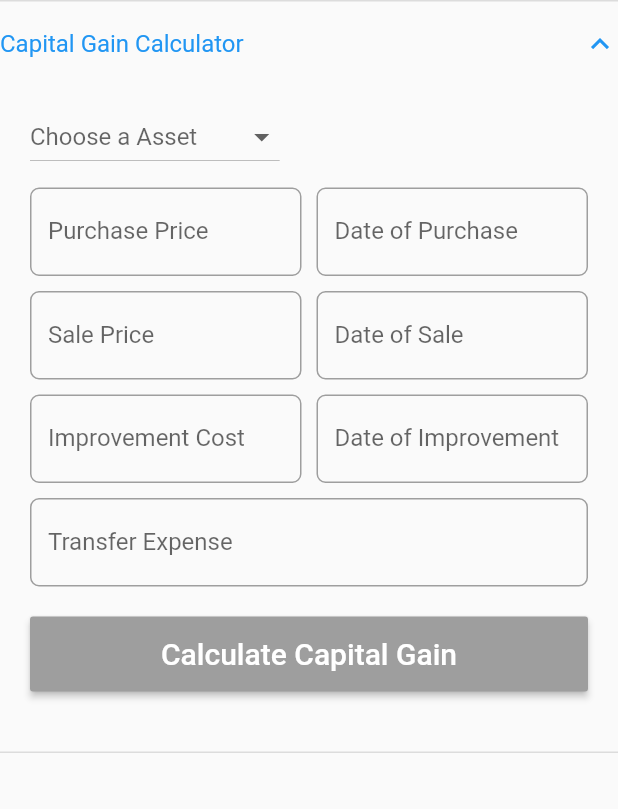
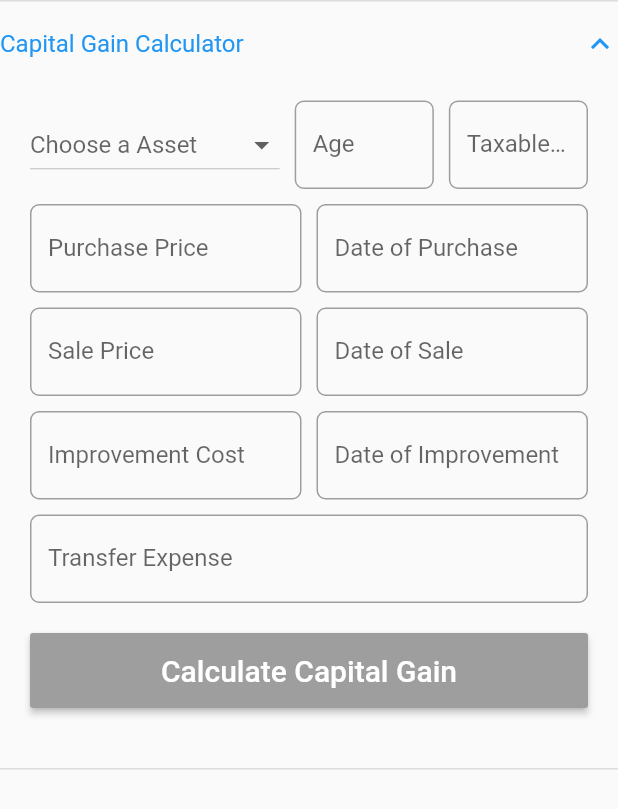
Before and after one commit to hkumawat2000/tax_demo, a Flutter app: the CapitalGainCalculator widget shown alone on an empty page, opened directly, after a tap on "Capital Gain Calculator", on a phone screen of 412 x 824 dp. Shown: the top 809 px of the screen. Run offline on Flutter 3.47's test engine with Material 2 defaults, Android fonts, the phone set to English and light mode, and no system bars; our stand-ins replace firebase_core; accounts and stored records are empty.

Commit message:
Added age and taxable income

```diff
--- a/lib/capital_gain_calculator.dart
+++ b/lib/capital_gain_calculator.dart
@@ -10,6 +10,8 @@ class CapitalGainCalculator extends StatefulWidget {
 
 class _CapitalGainCalculatorState extends State<CapitalGainCalculator> {
 
+  TextEditingController ageTextController = TextEditingController();
+  TextEditingController taxableIncomeTextController = TextEditingController();
   TextEditingController dateOfPurchaseTextController = TextEditingController();
   TextEditingController dateOfSaleTextController = TextEditingController();
   TextEditingController purchasePriceTextController = TextEditingController();
@@ -47,12 +49,75 @@ class _CapitalGainCalculatorState extends State<CapitalGainCalculator> {
       title: const Text("Capital Gain Calculator"),
       children: [
         const SizedBox(height: 10),
+        Row(
+          children: [
             DropdownButton(
               hint: const Text("Choose a Asset"),
               value: selectedAssetType,
               onChanged: (String? newValue) => setState(() => selectedAssetType = newValue),
               items: assetList.map((value) => DropdownMenuItem(value: value,child: Text(value))).toList(),
               elevation: 0,
+              // isExpanded: true,
+            ),
+            const SizedBox(width: 10),
+            Expanded(
+              child: TextField(
+                controller: ageTextController,
+                keyboardType: TextInputType.number,
+                style: const TextStyle(color: Colors.black),
+                inputFormatters: [
+                  FilteringTextInputFormatter.allow(RegExp("[0-9]")),
+                ],
+                onChanged: (val) => setState((){}),
+                decoration: InputDecoration(
+                    labelText: "Age",
+                    counterText: "",
+                    enabledBorder: OutlineInputBorder(
+                        borderRadius: BorderRadius.circular(6),
+                        borderSide: const BorderSide(color: Colors.grey)
+                    ),
+                    focusedBorder: OutlineInputBorder(
+                      borderRadius: BorderRadius.circular(6),
+                      borderSide: const BorderSide(color: Colors.grey),
+                    ),
+                    disabledBorder: OutlineInputBorder(
+                      borderRadius: BorderRadius.circular(6),
+                      borderSide: const BorderSide(color: Colors.grey),
+                    ),
+                    focusColor: Colors.grey
+                ),
+              ),
+            ),
+            const SizedBox(width: 10),
+            Expanded(
+              child: TextField(
+                controller: taxableIncomeTextController,
+                keyboardType: TextInputType.number,
+                style: const TextStyle(color: Colors.black),
+                inputFormatters: [
+                  FilteringTextInputFormatter.allow(RegExp("[0-9]")),
+                ],
+                onChanged: (val) => setState((){}),
+                decoration: InputDecoration(
+                    labelText: "Taxable Income",
+                    counterText: "",
+                    enabledBorder: OutlineInputBorder(
+                        borderRadius: BorderRadius.circular(6),
+                        borderSide: const BorderSide(color: Colors.grey)
+                    ),
+                    focusedBorder: OutlineInputBorder(
+                      borderRadius: BorderRadius.circular(6),
+                      borderSide: const BorderSide(color: Colors.grey),
+                    ),
+                    disabledBorder: OutlineInputBorder(
+                      borderRadius: BorderRadius.circular(6),
+                      borderSide: const BorderSide(color: Colors.grey),
+                    ),
+                    focusColor: Colors.grey
+                ),
+              ),
+            ),
+          ],
         ),
         const SizedBox(height: 10),
         Row(
```
Lines whose indentation alone changed are shown as unchanged.
